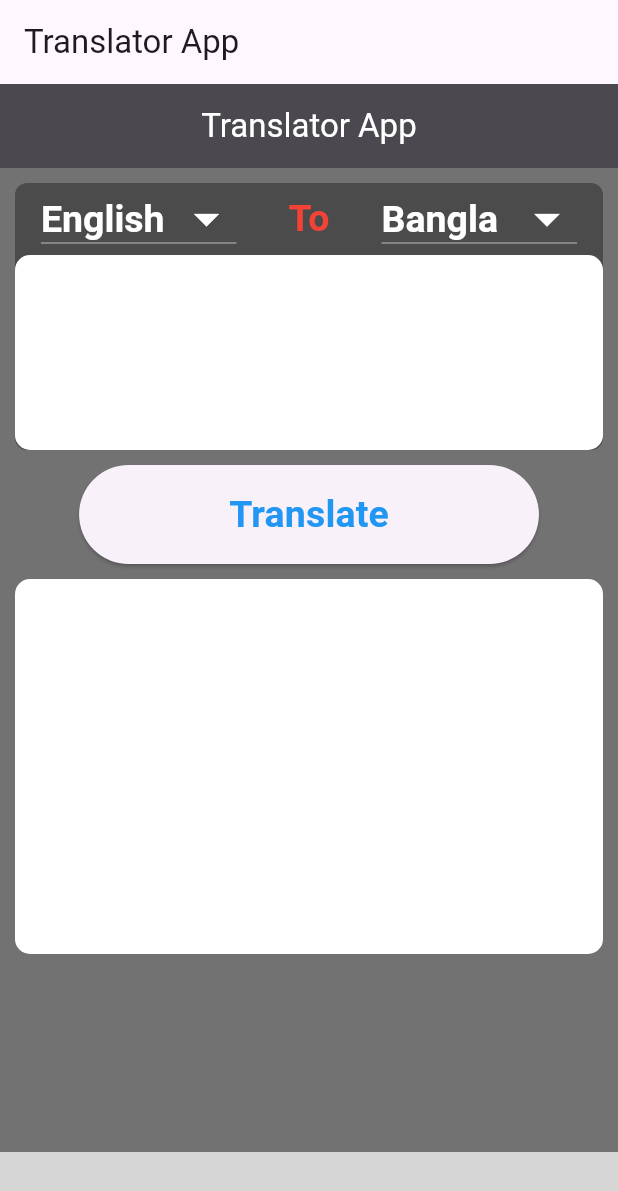
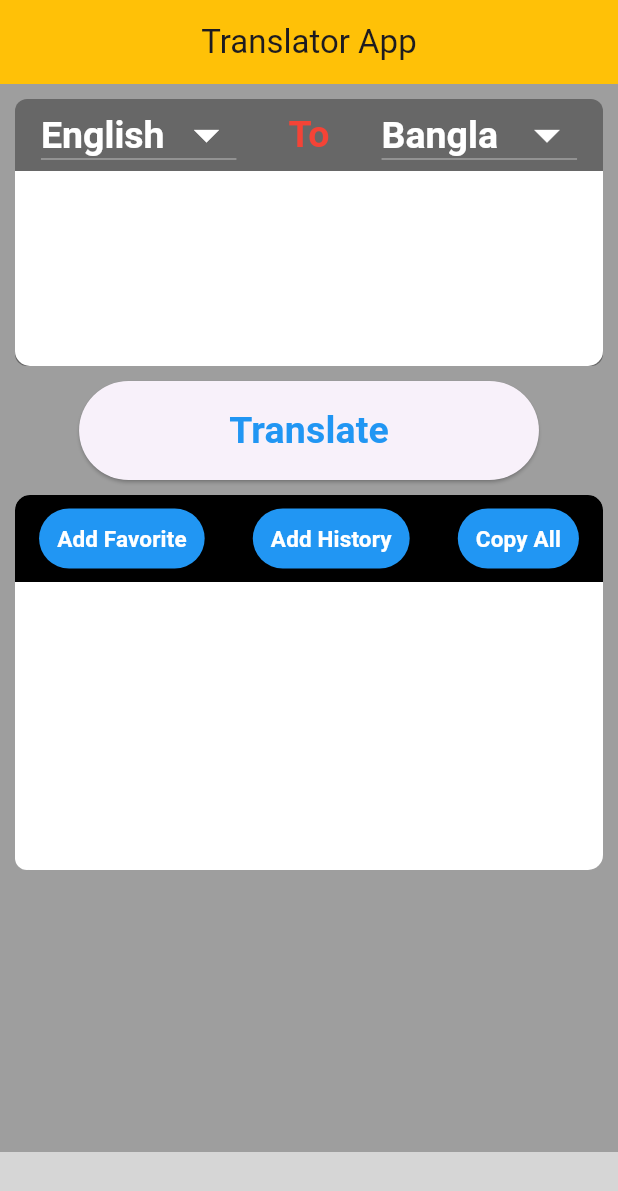
Before and after one commit to TopuFD/Language-translator, a Flutter app: the screen it shows after launch, on a phone screen of 412 x 824 dp. Shown: the top 1191 px of the screen. Run offline on Flutter 3.47's test engine with Material 2 defaults, Android fonts, the phone set to English and light mode, and no system bars; our stand-ins replace fluttertoast; missing offline and left inert: responsive_navigation_bar, translator; statements that could not run were skipped; grey boxes are pictures that could not be loaded.

Commit message:
change desing

```diff
--- /dev/null
+++ b/lib/ui/custom/custom_widget.dart
@@ -0,0 +1,42 @@
+import 'package:flutter/material.dart';
+import 'package:fluttertoast/fluttertoast.dart';
+
+class CustomTextButton extends StatelessWidget {
+  final String text;
+  final VoidCallback onPressed;
+
+  const CustomTextButton({
+    Key? key,
+    required this.text,
+    required this.onPressed,
+  }) : super(key: key);
+
+  @override
+  Widget build(BuildContext context) {
+    return TextButton(
+      onPressed: onPressed,
+      style: TextButton.styleFrom(
+        backgroundColor: Colors.blue,
+      ),
+      child: Text(
+        text,
+        style: const TextStyle(
+            fontSize: 15, color: Colors.white, fontWeight: FontWeight.bold),
+      ),
+    );
+  }
+
+
+}
+class ReusableMethod{
+    myToast(String msg) {
+    return Fluttertoast.showToast(
+        msg: msg,
+        toastLength: Toast.LENGTH_SHORT,
+        gravity: ToastGravity.CENTER,
+        timeInSecForIosWeb: 1,
+        backgroundColor: Colors.red,
+        textColor: Colors.white,
+        fontSize: 16.0);
+  }
+}
--- a/lib/ui/home_page.dart
+++ b/lib/ui/home_page.dart
@@ -15,18 +15,22 @@ class HomePage extends StatefulWidget {
 class _HomePageState extends State<HomePage> {
   var selectIndex = 0;
   List pages = [
-    Translator(),
-    FavoritePage(),
-    HistoryPage(),
-    Settings(),
+    const Translator(),
+    const FavoritePage(),
+    const HistoryPage(),
+    const Settings(),
   ];
   @override
   Widget build(BuildContext context) {
     return Scaffold(
+      backgroundColor: Colors.black,
       appBar: AppBar(
         title: const Text("Translator App"),
+        centerTitle: true,
+        backgroundColor: Colors.amber,
       ),
       bottomNavigationBar: ResponsiveNavigationBar(
+
         borderRadius: 20,
         selectedIndex: selectIndex,
         onTabChange: (int index) {
@@ -38,6 +42,7 @@ class _HomePageState extends State<HomePage> {
           NavigationBarButton(
             text: 'Home',
             icon: Icons.home,
+            backgroundColor: Colors.white,
             backgroundGradient: LinearGradient(
               colors: [Colors.yellow, Colors.green, Colors.blue],
             ),
@@ -45,6 +50,7 @@ class _HomePageState extends State<HomePage> {
           NavigationBarButton(
             text: 'Favorite',
             icon: Icons.favorite,
+            backgroundColor: Colors.white,
             backgroundGradient: LinearGradient(
               colors: [Colors.cyan, Colors.teal],
             ),
@@ -52,6 +58,7 @@ class _HomePageState extends State<HomePage> {
           NavigationBarButton(
             text: 'History',
             icon: Icons.history,
+            backgroundColor: Colors.white,
             backgroundGradient: LinearGradient(
               colors: [Colors.green, Colors.yellow],
             ),
@@ -59,6 +66,7 @@ class _HomePageState extends State<HomePage> {
           NavigationBarButton(
             text: 'Settings',
             icon: Icons.settings,
+            backgroundColor: Colors.white,
             backgroundGradient: LinearGradient(
               colors: [Colors.green, Colors.yellow],
             ),
--- a/lib/ui/pages/translator.dart
+++ b/lib/ui/pages/translator.dart
@@ -1,5 +1,7 @@
 import 'package:flutter/material.dart';
+import 'package:flutter/services.dart';
 import 'package:fluttertoast/fluttertoast.dart';
+import 'package:language_translator/ui/custom/custom_widget.dart';
 import 'package:translator/translator.dart';
 
 class Translator extends StatefulWidget {
@@ -58,15 +60,7 @@ class _TranslatorState extends State<Translator> {
         });
       });
     } catch (e) {
-      return Fluttertoast.showToast(
-              msg: e.toString(),
-              toastLength: Toast.LENGTH_SHORT,
-              gravity: ToastGravity.CENTER,
-              timeInSecForIosWeb: 1,
-              backgroundColor: Colors.red,
-              textColor: Colors.white,
-              fontSize: 16.0)
-          .then((value) {
+      return ReusableMethod().myToast(e.toString()).then((value) {
         setState(() {
           isLoaded = false;
         });
@@ -77,16 +71,7 @@ class _TranslatorState extends State<Translator> {
   @override
   Widget build(BuildContext context) {
     return Scaffold(
-      backgroundColor: const Color.fromARGB(255, 114, 114, 114),
-      appBar: AppBar(
-        title: const Text(
-          "Translator App",
-          style: TextStyle(color: Colors.white),
-        ),
-        centerTitle: true,
-        backgroundColor: Colors.black.withAlpha(98),
-        elevation: 10,
-      ),
+      backgroundColor: Colors.grey,
       body: SingleChildScrollView(
         child: Column(
           children: [
@@ -96,7 +81,8 @@ class _TranslatorState extends State<Translator> {
             Container(
               margin: const EdgeInsets.symmetric(horizontal: 10),
               decoration: BoxDecoration(
-                  color: Colors.black.withAlpha(88), borderRadius: BorderRadius.circular(8)),
+                  color: Colors.black.withAlpha(88),
+                  borderRadius: BorderRadius.circular(8)),
               child: Column(
                 children: [
                   Row(
@@ -196,9 +182,11 @@ class _TranslatorState extends State<Translator> {
                     ],
                   ),
                   Container(
-                      decoration: BoxDecoration(
+                      decoration: const BoxDecoration(
                           color: Colors.white,
-                          borderRadius: BorderRadius.circular(10)),
+                          borderRadius: BorderRadius.only(
+                              bottomLeft: Radius.circular(10),
+                              bottomRight: Radius.circular(10))),
                       child: Padding(
                         padding: const EdgeInsets.symmetric(horizontal: 8),
                         child: Form(
@@ -261,17 +249,58 @@ class _TranslatorState extends State<Translator> {
               height: 250,
               width: double.infinity,
               margin: const EdgeInsets.all(10),
-              padding: const EdgeInsets.all(20),
               decoration: BoxDecoration(
                   color: Colors.white, borderRadius: BorderRadius.circular(10)),
+              child: Column(
+                crossAxisAlignment: CrossAxisAlignment.start,
+                children: [
+                  Container(
+                    padding: const EdgeInsets.symmetric(vertical: 5),
+                    width: double.infinity,
+                    decoration: BoxDecoration(
+                        color: Colors.black,
+                        borderRadius: const BorderRadius.only(
+                            topLeft: Radius.circular(10),
+                            topRight: Radius.circular(10))),
+                    child: Row(
+                        mainAxisAlignment: MainAxisAlignment.spaceAround,
+                        children: [
+                          CustomTextButton(
+                              text: "Add Favorite", onPressed: () {}),
+                          CustomTextButton(
+                              text: "Add History", onPressed: () {}),
+                          CustomTextButton(
+                              text: "Copy All",
+                              onPressed: () {
+                                Clipboard.setData(ClipboardData(text: result))
+                                    .then((value) {
+                                  ReusableMethod().myToast("Copyed");
+                                });
+                              })
+                        ]),
+                  ),
+                  Expanded(
+                    child: Container(
+                      padding: const EdgeInsets.all(8),
+                      decoration: const BoxDecoration(
+                          color: Colors.white,
+                          borderRadius: BorderRadius.only(
+                              bottomLeft: Radius.circular(10),
+                              bottomRight: Radius.circular(10))),
                       child: SingleChildScrollView(
                         child: Text(
                           result,
                           style: const TextStyle(
-                    fontSize: 30,
+                              fontSize: 22,
                               color: Colors.black,
                               fontWeight: FontWeight.w500),
-              )),
+                          softWrap: true,
+                        ),
+                      ),
+                    ),
+                  ),
+                ],
+              ),
             )
           ],
         ),
```
Also changed, not shown: lib/ui/method_logic/logic.dart (added). Lines whose indentation alone changed are shown as unchanged.
